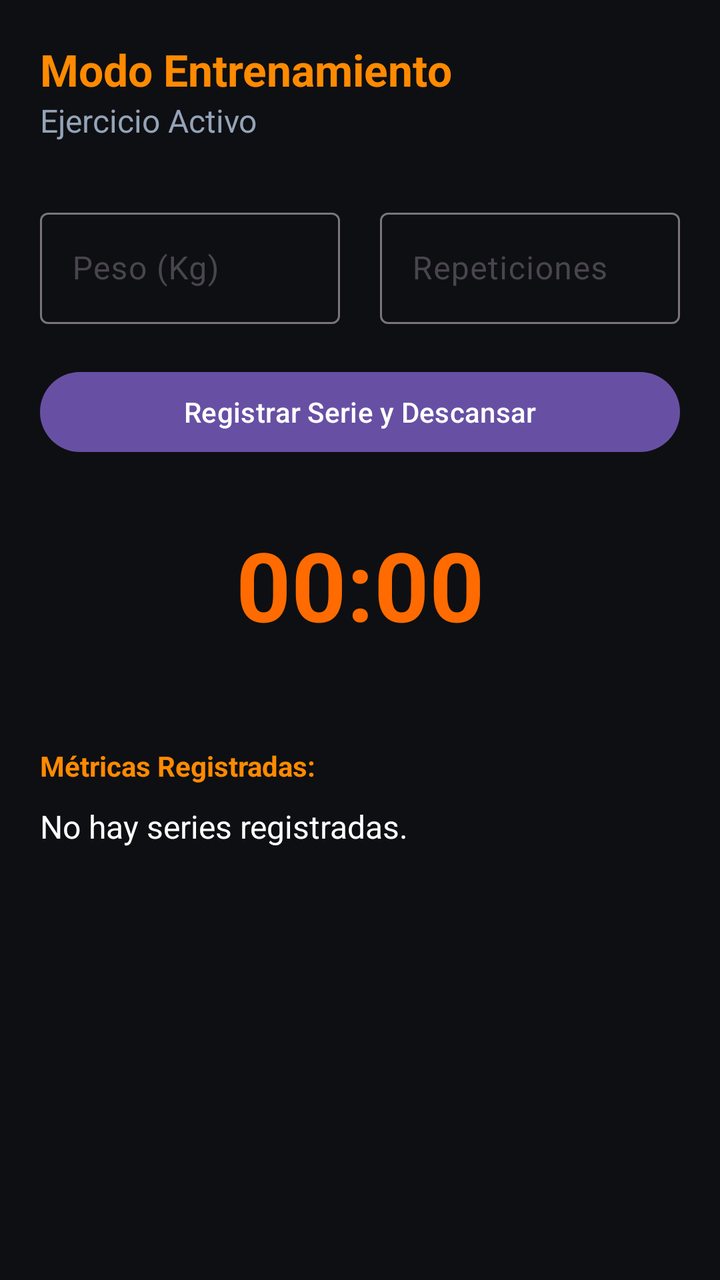
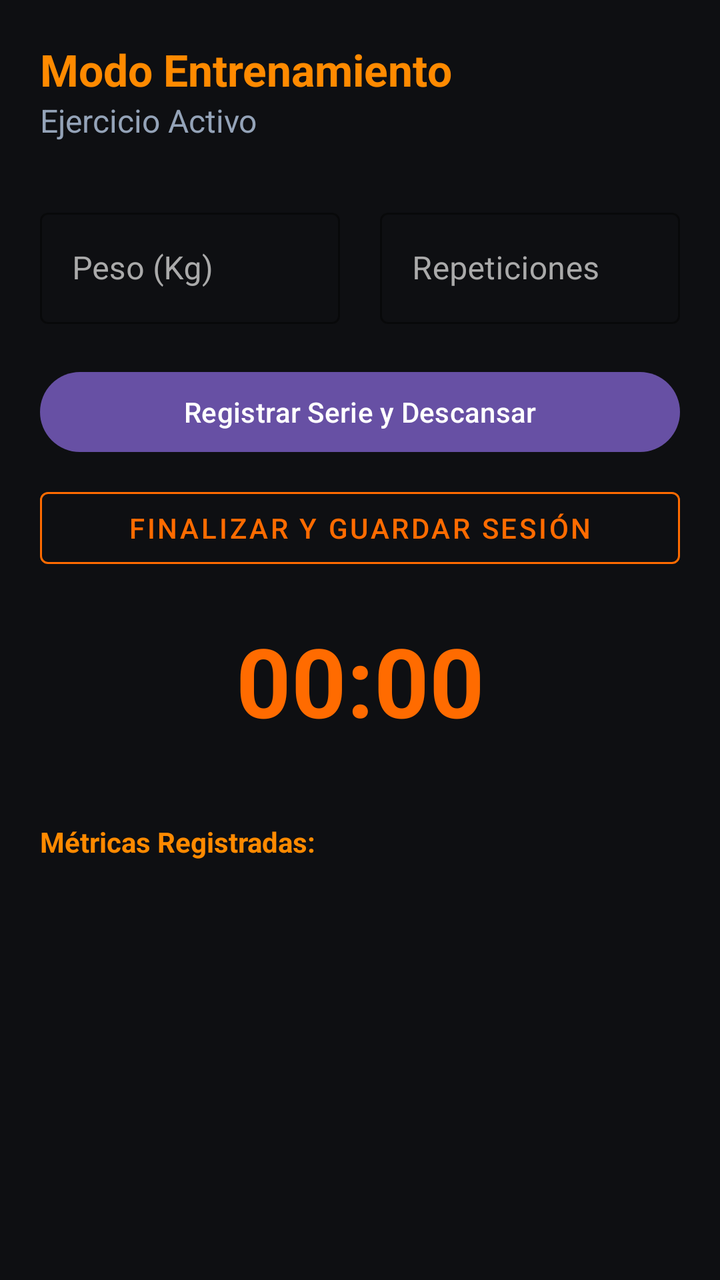

The first picture is an Android layout as it rendered before a commit; the second is the same layout after the commit. The layout source and the unified diff follow.
<!-- AndroidManifest.xml: application theme Theme.TitanTrack -->
<!-- res/layout/activity_training.xml -->
<?xml version="1.0" encoding="utf-8"?>
<androidx.constraintlayout.widget.ConstraintLayout xmlns:android="http://schemas.android.com/apk/res/android"
    xmlns:app="http://schemas.android.com/apk/res-auto"
    android:layout_width="match_parent"
    android:layout_height="match_parent"
    android:background="@color/brand_background"
    android:padding="20dp">

    <TextView
        android:id="@+id/tvTrainingTitle"
        android:layout_width="wrap_content"
        android:layout_height="wrap_content"
        android:text="Modo Entrenamiento"
        android:textColor="@color/brand_accent"
        android:textSize="22sp"
        android:textStyle="bold"
        app:layout_constraintStart_toStartOf="parent"
        app:layout_constraintTop_toTopOf="parent" />

    <TextView
        android:id="@+id/tvExerciseNameDisplay"
        android:layout_width="wrap_content"
        android:layout_height="wrap_content"
        android:text="Ejercicio Activo"
        android:textColor="@color/brand_text_secondary"
        android:textSize="16sp"
        app:layout_constraintStart_toStartOf="parent"
        app:layout_constraintTop_toBottomOf="@+id/tvTrainingTitle" />

    
    <LinearLayout
        android:id="@+id/llInputs"
        android:layout_width="match_parent"
        android:layout_height="wrap_content"
        android:orientation="horizontal"
        android:layout_marginTop="30dp"
        app:layout_constraintTop_toBottomOf="@+id/tvExerciseNameDisplay">

        <com.google.android.material.textfield.TextInputLayout
            android:layout_width="0dp"
            android:layout_height="wrap_content"
            android:layout_weight="1"
            android:layout_marginEnd="10dp"
            android:hint="Peso (Kg)">

            <com.google.android.material.textfield.TextInputEditText
                android:id="@+id/etWeight"
                android:layout_width="match_parent"
                android:layout_height="wrap_content"
                android:inputType="numberDecimal" />
        </com.google.android.material.textfield.TextInputLayout>

        <com.google.android.material.textfield.TextInputLayout
            android:layout_width="0dp"
            android:layout_height="wrap_content"
            android:layout_weight="1"
            android:layout_marginStart="10dp"
            android:hint="Repeticiones">

            <com.google.android.material.textfield.TextInputEditText
                android:id="@+id/etReps"
                android:layout_width="match_parent"
                android:layout_height="wrap_content"
                android:inputType="number" />
        </com.google.android.material.textfield.TextInputLayout>
    </LinearLayout>

    <com.google.android.material.button.MaterialButton
        android:id="@+id/btnRegisterSet"
        android:layout_width="match_parent"
        android:layout_height="wrap_content"
        android:layout_marginTop="20dp"
        android:text="Registrar Serie y Descansar"
        app:layout_constraintTop_toBottomOf="@+id/llInputs" />

    
    <TextView
        android:id="@+id/tvTimer"
        android:layout_width="wrap_content"
        android:layout_height="wrap_content"
        android:layout_marginTop="30dp"
        android:text="00:00"
        android:textColor="@color/brand_primary"
        android:textSize="48sp"
        android:textStyle="bold"
        app:layout_constraintEnd_toEndOf="parent"
        app:layout_constraintStart_toStartOf="parent"
        app:layout_constraintTop_toBottomOf="@+id/btnRegisterSet" />

    <TextView
        android:id="@+id/tvRestIndicator"
        android:layout_width="wrap_content"
        android:layout_height="wrap_content"
        android:text="Tiempo de Descanso"
        android:textColor="@color/brand_text_secondary"
        android:visibility="invisible"
        app:layout_constraintEnd_toEndOf="parent"
        app:layout_constraintStart_toStartOf="parent"
        app:layout_constraintTop_toBottomOf="@+id/tvTimer" />

    
    <TextView
        android:id="@+id/tvLogTitle"
        android:layout_width="wrap_content"
        android:layout_height="wrap_content"
        android:layout_marginTop="30dp"
        android:text="Métricas Registradas:"
        android:textColor="@color/brand_accent"
        android:textStyle="bold"
        app:layout_constraintStart_toStartOf="parent"
        app:layout_constraintTop_toBottomOf="@+id/tvRestIndicator" />

    <TextView
        android:id="@+id/tvSessionLog"
        android:layout_width="match_parent"
        android:layout_height="wrap_content"
        android:layout_marginTop="10dp"
        android:text="No hay series registradas."
        android:textColor="@color/brand_text_primary"
        android:textSize="16sp"
        app:layout_constraintTop_toBottomOf="@+id/tvLogTitle" />

</androidx.constraintlayout.widget.ConstraintLayout>
<!-- resources referenced by this layout -->
<resources>
  <color name="brand_accent">#FF8A00</color>
  <color name="brand_background">#0E0F12</color>
  <color name="brand_primary">#FF6B00</color>
  <color name="brand_text_primary">#FFFFFF</color>
  <color name="brand_text_secondary">#94A3B8</color>
  <style name="Theme.TitanTrack" parent="Base.Theme.TitanTrack" />
  <style name="Base.Theme.TitanTrack" parent="Theme.Material3.DayNight.NoActionBar">
          
          
      </style>
</resources>

<!-- the commit's change to res/layout/activity_training.xml (unified diff, before → after) -->
@@ -1,5 +1,6 @@
 <?xml version="1.0" encoding="utf-8"?>
-<androidx.constraintlayout.widget.ConstraintLayout xmlns:android="http://schemas.android.com/apk/res/android"
+<androidx.constraintlayout.widget.ConstraintLayout
+    xmlns:android="http://schemas.android.com/apk/res/android"
     xmlns:app="http://schemas.android.com/apk/res-auto"
     android:layout_width="match_parent"
     android:layout_height="match_parent"
@@ -37,34 +38,45 @@
         app:layout_constraintTop_toBottomOf="@+id/tvExerciseNameDisplay">
 
         <com.google.android.material.textfield.TextInputLayout
+            style="@style/Widget.MaterialComponents.TextInputLayout.OutlinedBox"
             android:layout_width="0dp"
             android:layout_height="wrap_content"
             android:layout_weight="1"
             android:layout_marginEnd="10dp"
+            app:boxStrokeColor="@color/brand_primary"
+            android:textColorHint="#AAAAAA"
+            app:hintTextColor="@color/brand_primary"
             android:hint="Peso (Kg)">
 
             <com.google.android.material.textfield.TextInputEditText
                 android:id="@+id/etWeight"
                 android:layout_width="match_parent"
                 android:layout_height="wrap_content"
+                android:textColor="@android:color/white"
                 android:inputType="numberDecimal" />
         </com.google.android.material.textfield.TextInputLayout>
 
         <com.google.android.material.textfield.TextInputLayout
+            style="@style/Widget.MaterialComponents.TextInputLayout.OutlinedBox"
             android:layout_width="0dp"
             android:layout_height="wrap_content"
             android:layout_weight="1"
             android:layout_marginStart="10dp"
+            app:boxStrokeColor="@color/brand_primary"
+            android:textColorHint="#AAAAAA"
+            app:hintTextColor="@color/brand_primary"
             android:hint="Repeticiones">
 
             <com.google.android.material.textfield.TextInputEditText
                 android:id="@+id/etReps"
                 android:layout_width="match_parent"
                 android:layout_height="wrap_content"
+                android:textColor="@android:color/white"
                 android:inputType="number" />
         </com.google.android.material.textfield.TextInputLayout>
     </LinearLayout>
 
+    
     <com.google.android.material.button.MaterialButton
         android:id="@+id/btnRegisterSet"
         android:layout_width="match_parent"
@@ -74,18 +86,30 @@
         app:layout_constraintTop_toBottomOf="@+id/llInputs" />
 
     
+    <com.google.android.material.button.MaterialButton
+        android:id="@+id/btnFinishWorkout"
+        style="@style/Widget.MaterialComponents.Button.OutlinedButton"
+        android:layout_width="match_parent"
+        android:layout_height="wrap_content"
+        android:layout_marginTop="10dp"
+        android:text="Finalizar y Guardar Sesión"
+        app:strokeColor="@color/brand_primary"
+        android:textColor="@color/brand_primary"
+        app:layout_constraintTop_toBottomOf="@+id/btnRegisterSet" />
+
+    
     <TextView
         android:id="@+id/tvTimer"
         android:layout_width="wrap_content"
         android:layout_height="wrap_content"
-        android:layout_marginTop="30dp"
+        android:layout_marginTop="20dp"
         android:text="00:00"
         android:textColor="@color/brand_primary"
         android:textSize="48sp"
         android:textStyle="bold"
         app:layout_constraintEnd_toEndOf="parent"
         app:layout_constraintStart_toStartOf="parent"
-        app:layout_constraintTop_toBottomOf="@+id/btnRegisterSet" />
+        app:layout_constraintTop_toBottomOf="@+id/btnFinishWorkout" />
 
     <TextView
         android:id="@+id/tvRestIndicator"
@@ -103,21 +127,20 @@
         android:id="@+id/tvLogTitle"
         android:layout_width="wrap_content"
         android:layout_height="wrap_content"
-        android:layout_marginTop="30dp"
+        android:layout_marginTop="20dp"
         android:text="Métricas Registradas:"
         android:textColor="@color/brand_accent"
         android:textStyle="bold"
         app:layout_constraintStart_toStartOf="parent"
         app:layout_constraintTop_toBottomOf="@+id/tvRestIndicator" />
 
-    <TextView
-        android:id="@+id/tvSessionLog"
+    
+    <androidx.recyclerview.widget.RecyclerView
+        android:id="@+id/rvSessionLog"
         android:layout_width="match_parent"
-        android:layout_height="wrap_content"
+        android:layout_height="0dp"
         android:layout_marginTop="10dp"
-        android:text="No hay series registradas."
-        android:textColor="@color/brand_text_primary"
-        android:textSize="16sp"
-        app:layout_constraintTop_toBottomOf="@+id/tvLogTitle" />
+        app:layout_constraintTop_toBottomOf="@+id/tvLogTitle"
+        app:layout_constraintBottom_toBottomOf="parent"/>
 
 </androidx.constraintlayout.widget.ConstraintLayout>
<!-- resource entries referenced after the edit -->
@@ -3,7 +3,6 @@
   <color name="brand_accent">#FF8A00</color>
   <color name="brand_background">#0E0F12</color>
   <color name="brand_primary">#FF6B00</color>
-  <color name="brand_text_primary">#FFFFFF</color>
   <color name="brand_text_secondary">#94A3B8</color>
   <style name="Theme.TitanTrack" parent="Base.Theme.TitanTrack" />
   <style name="Base.Theme.TitanTrack" parent="Theme.Material3.DayNight.NoActionBar">
